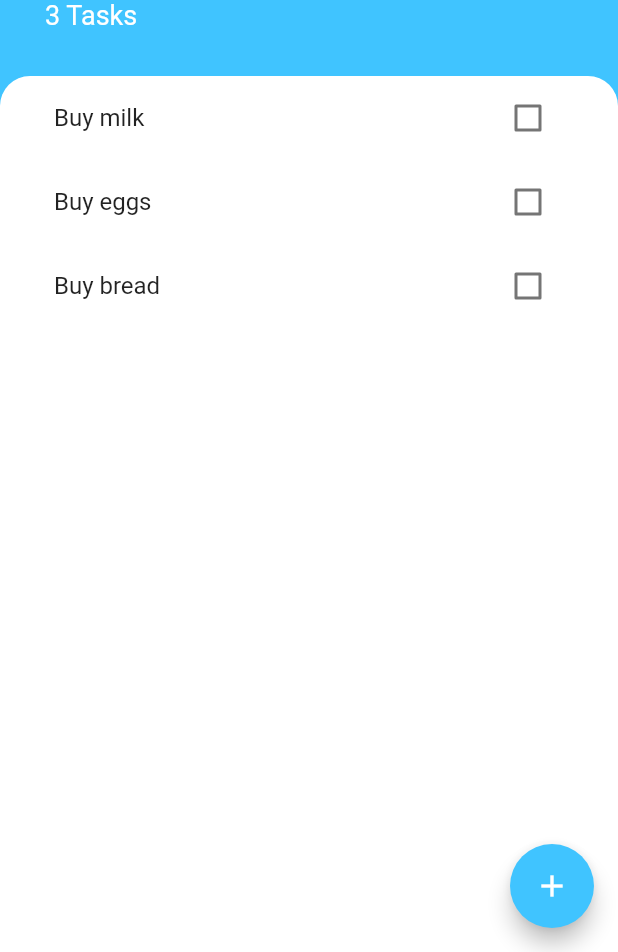
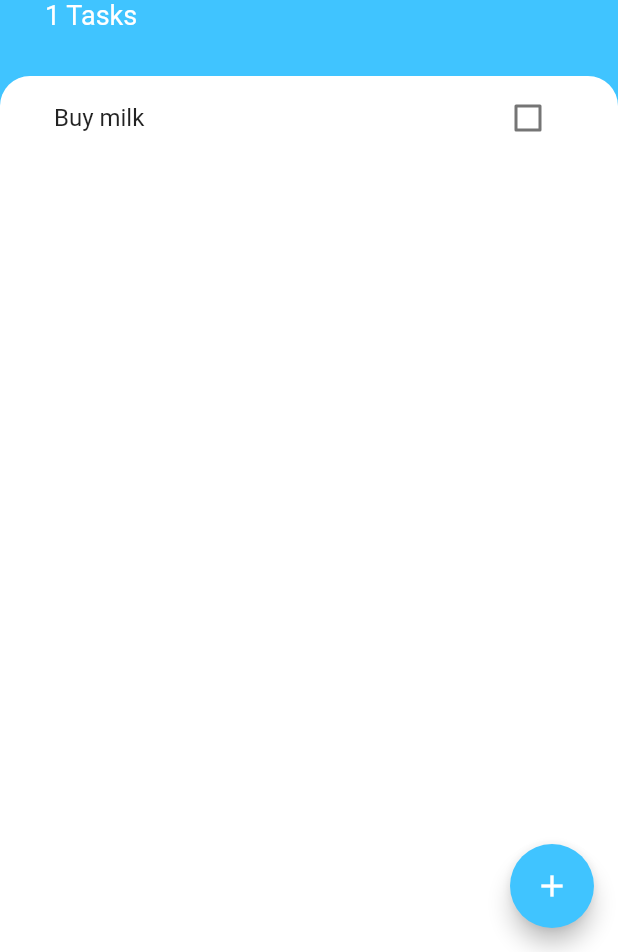
Before and after one commit to tprabodh/todoey, a Flutter app: the screen it shows after launch, on a phone screen of 412 x 824 dp, the part 284-1236 px from its top. Run offline on Flutter 3.47's test engine with Material 2 defaults, Android fonts, the phone set to English and light mode, and no system bars.

Commit message:
Completed All features and eliminated all warnings.

```diff
--- a/lib/main.dart
+++ b/lib/main.dart
@@ -3,14 +3,17 @@ import 'package:todoey/models/task_data.dart';
 import 'package:todoey/screens/tasks_screen.dart';
 import 'package:provider/provider.dart';
 
-void main() => runApp(MyApp());
+void main() => runApp(const MyApp());
 
 class MyApp extends StatelessWidget {
+  const MyApp({super.key});
+
   @override
   Widget build(BuildContext context) {
     return ChangeNotifierProvider(
       create: (context) => TaskData(),
-      child: MaterialApp(
+      child: const MaterialApp(
+        debugShowCheckedModeBanner: false,
         home: TaskScreen(),
       ),
     );
--- a/lib/models/task_data.dart
+++ b/lib/models/task_data.dart
@@ -4,8 +4,6 @@ import 'package:todoey/models/task.dart';
 class TaskData extends ChangeNotifier {
   List<Task> tasks = [
     Task(name: 'Buy milk'),
-    Task(name: 'Buy eggs'),
-    Task(name: 'Buy bread'),
   ];
   int get taskCount {
     return tasks.length;
@@ -20,6 +18,10 @@ class TaskData extends ChangeNotifier {
     tasks[index].toggleDone();
     notifyListeners();
   }
-
+void deleteTask(int index){
+    tasks.removeAt(index);
+    notifyListeners();
 
 }
+
+}
--- a/lib/screens/add_task.dart
+++ b/lib/screens/add_task.dart
@@ -8,11 +8,10 @@ class AddTaskScreen extends StatelessWidget {
   @override
   Widget build(BuildContext context) {
     String? newTaskTitle;
-
     return Container(
-      color: Color(0xff757575),
+      color: const Color(0xff757575),
       child: Container(
-        padding: EdgeInsets.all(20.0),
+        padding: const EdgeInsets.all(20.0),
         decoration: const BoxDecoration(
           color: Colors.white,
           borderRadius: BorderRadius.only(
--- a/lib/screens/tasks_screen.dart
+++ b/lib/screens/tasks_screen.dart
@@ -15,7 +15,6 @@ class _TaskScreenState extends State<TaskScreen> {
   @override
   Widget build(BuildContext context) {
     final taskData = Provider.of<TaskData>(context);
-    final tasks = taskData.tasks;
     return Scaffold(
       backgroundColor: Colors.lightBlueAccent,
       floatingActionButton: FloatingActionButton(
@@ -65,7 +64,7 @@ class _TaskScreenState extends State<TaskScreen> {
                       fontSize: 50.0,
                       fontWeight: FontWeight.w700,
                     )),
-                Text('${tasks.length} Tasks',
+                Text('${taskData.taskCount} Tasks',
                     style: const TextStyle(
                       color: Colors.white,
                       fontSize: 18.0,
@@ -82,7 +81,7 @@ class _TaskScreenState extends State<TaskScreen> {
                   borderRadius: BorderRadius.only(
                       topLeft: Radius.circular(20.0),
                       topRight: Radius.circular(20.0))),
-              child: TasksList(),
+              child: const TasksList(),
             ),
           )
         ],
--- a/lib/widgets/tasks_list.dart
+++ b/lib/widgets/tasks_list.dart
@@ -4,23 +4,27 @@ import 'package:todoey/models/task_data.dart';
 import 'package:todoey/widgets/tasks_tile.dart';
 
 class TasksList extends StatelessWidget {
+  const TasksList({super.key});
+
   @override
   Widget build(BuildContext context) {
     final taskData = Provider.of<TaskData>(context);
-    final tasks = taskData.tasks;
 
     return ListView.builder(
       itemBuilder: (context, index) {
-        final task = tasks[index];
+        final task = taskData.tasks[index];
         return TaskTile(
           isChecked: task.isDone,
           taskTitle: task.name,
           checkboxCallback: (_) {
             taskData.updateTask(index);
           },
+          longPressCallback: (){
+            taskData.deleteTask(index);
+          },
         );
       },
-      itemCount: tasks.length,
+      itemCount: taskData.taskCount,
     );
   }
 }
--- a/lib/widgets/tasks_tile.dart
+++ b/lib/widgets/tasks_tile.dart
@@ -1,14 +1,22 @@
 import 'package:flutter/material.dart';
 
 class TaskTile extends StatelessWidget {
+
 final bool isChecked;
 final String taskTitle;
 final Function checkboxCallback;
+final VoidCallback longPressCallback;
 
-TaskTile({super.key, required this.isChecked,required this.taskTitle,required this.checkboxCallback});
+const TaskTile({super.key,
+  required this.isChecked,
+  required this.taskTitle,
+  required this.checkboxCallback,
+  required this.longPressCallback,
+});
 
   @override
   Widget build(BuildContext context) {
+
     return ListTile(
       title:  Text(taskTitle,
         style: TextStyle(
@@ -21,6 +29,7 @@ TaskTile({super.key, required this.isChecked,required this.taskTitle,required th
           checkboxCallback(newValue);
         },
       ),
+      onLongPress: longPressCallback,
     );
   }
 }
```
